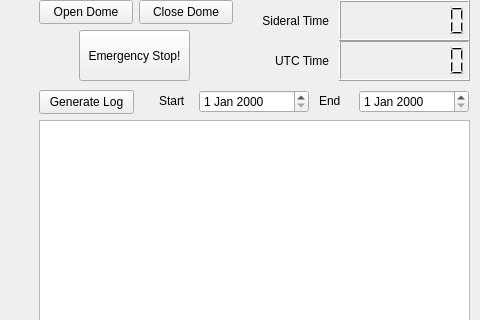
avillalobos/quimal, file src/dome/src/view/graphical/tcs_gui.ui: the form before one commit; both pictures show x 421 to 901 and y 0 to 320 of the 901 by 628 pixel window.
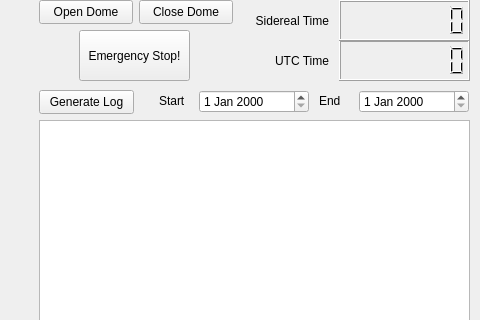
The form after the commit.

Commit message: Changing Sideral by Sidereal name on the clocks

Patch:
```diff
--- a/src/dome/src/view/graphical/tcs_gui.ui
+++ b/src/dome/src/view/graphical/tcs_gui.ui
@@ -227,7 +227,7 @@
      </rect>
     </property>
     <property name="text">
-     <string>Sideral Time</string>
+     <string>Sidereal Time</string>
     </property>
     <property name="alignment">
      <set>Qt::AlignRight|Qt::AlignTrailing|Qt::AlignVCenter</set>
```
